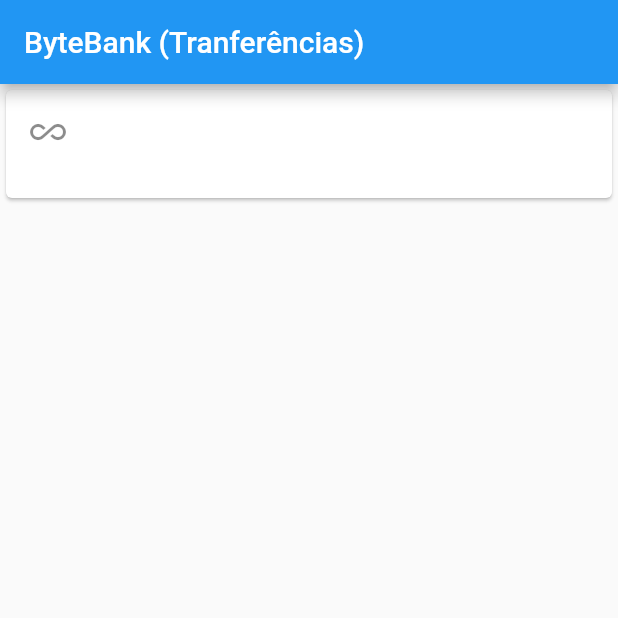
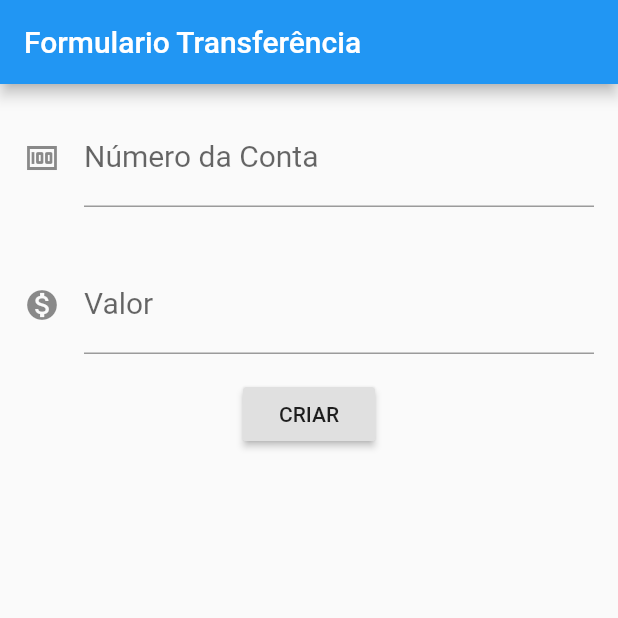
Before and after one commit to MisorWyvern/study_a_flutter_app, a Flutter app: the screen it shows after launch, on a phone screen of 412 x 824 dp, the top half of it. Run offline on Flutter 3.47's test engine with Material 2 defaults, Android fonts, the phone set to English and light mode, and no system bars.

Commit message:
add FormularioTransferencia widget

```diff
--- a/lib/main.dart
+++ b/lib/main.dart
@@ -1,21 +1,17 @@
 import 'package:flutter/material.dart';
-import 'package:study_a_flutter_app/widgets/lista_transferencias.dart';
+import 'package:study_a_flutter_app/pages/formulario_transferencia.dart';
 
 void main() {
-  runApp(StudyAFlutter());
+  runApp(StudyAFlutterApp());
 }
 
-class StudyAFlutter extends StatelessWidget {
+class StudyAFlutterApp extends StatelessWidget {
   @override
   Widget build(BuildContext context) {
     return MaterialApp(
       debugShowCheckedModeBanner: false,
       home: Scaffold(
-        appBar: AppBar(
-          title: Text("ByteBank (Tranferências)"),
-          actions: [],
-        ),
-        body: ListaTransferencias(),
+        body: FormularioTransferencia("Formulario Transferência"),
       ),
     );
   }
--- /dev/null
+++ b/lib/models/transferencia.dart
@@ -0,0 +1,14 @@
+import 'package:flutter/material.dart';
+
+class Transferencia {
+  final int accountNumber;
+  final double value;
+  final IconData icon;
+
+  Transferencia(this.accountNumber, this.value, {this.icon});
+
+  @override
+  String toString() {
+    return "Transferencia{accountNumber: $accountNumber, $value, $icon}";
+  }
+}
--- /dev/null
+++ b/lib/pages/formulario_transferencia.dart
@@ -0,0 +1,64 @@
+import 'package:flutter/material.dart';
+import 'package:study_a_flutter_app/models/transferencia.dart';
+
+class FormularioTransferencia extends StatelessWidget {
+  final String title;
+
+  FormularioTransferencia(this.title, {Key key}) : super(key: key);
+
+  final TextEditingController _accountNumberController =
+      TextEditingController();
+  final TextEditingController _valueController = TextEditingController();
+  @override
+  Widget build(BuildContext context) {
+    return Scaffold(
+        appBar: AppBar(
+          title: Text(title),
+        ),
+        body: Column(
+          children: [
+            Padding(
+              padding: const EdgeInsets.all(16.0),
+              child: TextField(
+                controller: _accountNumberController,
+                style: TextStyle(fontSize: 20),
+                decoration: InputDecoration(
+                  icon: Icon(Icons.money),
+                  labelText: "Número da Conta",
+                  hintText: "0000",
+                ),
+                keyboardType: TextInputType.number,
+              ),
+            ),
+            Padding(
+              padding: const EdgeInsets.all(16.0),
+              child: TextField(
+                  controller: _valueController,
+                  style: TextStyle(fontSize: 20),
+                  decoration: InputDecoration(
+                    icon: Icon(Icons.monetization_on),
+                    labelText: "Valor",
+                    hintText: "0.00",
+                  ),
+                  keyboardType: TextInputType.number),
+            ),
+            RaisedButton(
+              onPressed: () {
+                final int accountNumber =
+                    int.tryParse(_accountNumberController.text);
+                final double value = double.tryParse(_valueController.text);
+
+                if (accountNumber == null || value == null) {
+                  return;
+                }
+
+                final createdTransferencia =
+                    Transferencia(accountNumber, value);
+                debugPrint("$createdTransferencia");
+              },
+              child: Text("Criar".toUpperCase()),
+            ),
+          ],
+        ));
+  }
+}
--- a/lib/widgets/lista_transferencias.dart
+++ /dev/null
@@ -1,32 +0,0 @@
-import 'package:flutter/material.dart';
-
-class ListaTransferencias extends StatelessWidget {
-  @override
-  Widget build(BuildContext context) {
-    return Column(
-      children: [
-        ItemTransferencia(),
-      ],
-    );
-  }
-}
-
-class ItemTransferencia extends StatelessWidget {
-  final String valor;
-  final String numeroConta;
-  final IconData icone;
-
-  const ItemTransferencia({Key key, this.valor, this.numeroConta, this.icone})
-      : super(key: key);
-
-  @override
-  Widget build(BuildContext context) {
-    return Card(
-      child: ListTile(
-        leading: icone != null ? Icon(icone) : Icon(Icons.all_inclusive),
-        title: valor != null ? Text(valor) : Text(""),
-        subtitle: numeroConta != null ? Text(numeroConta) : Text(""),
-      ),
-    );
-  }
-}
```
Also changed, not shown: lib/pages/lista_transferencias.dart (added, +52 -0 lines), 1 other file.
